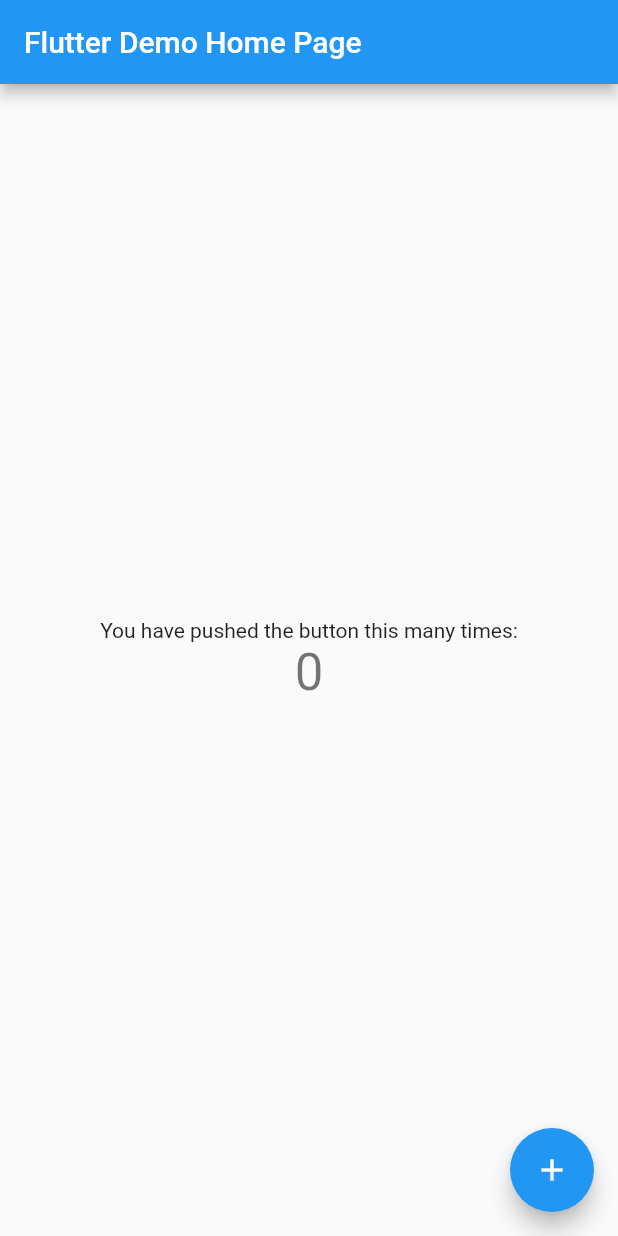
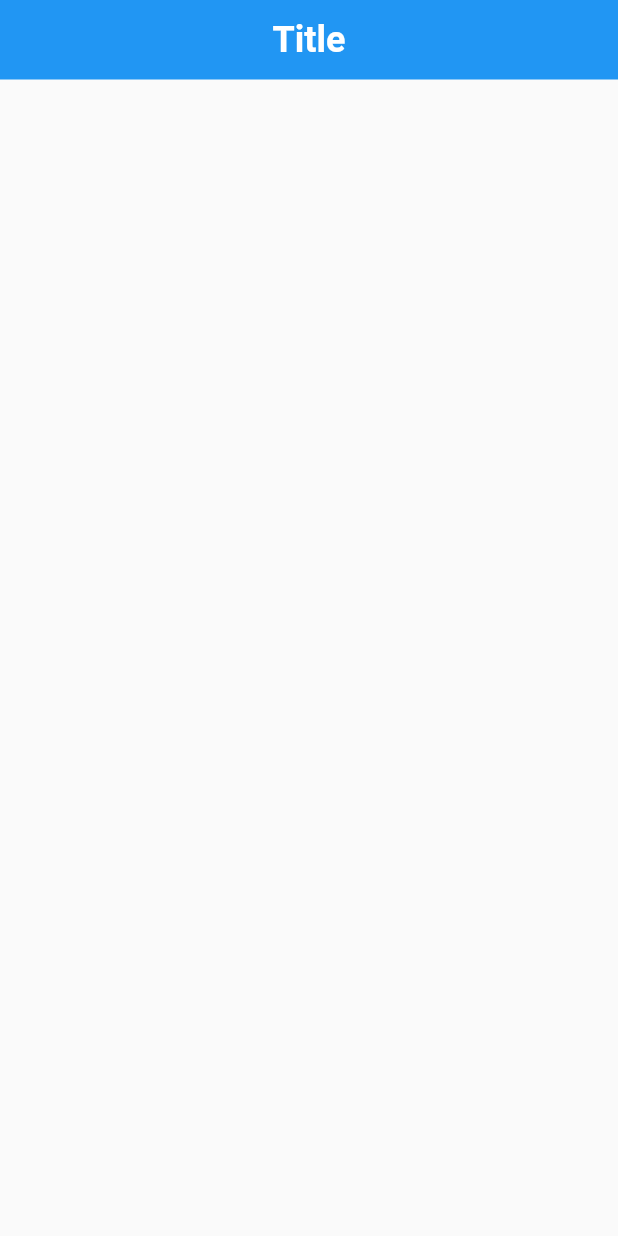
Before and after one commit to gu-tig169-ht21/gusnaumhe, a Flutter app: the screen it shows after launch, on a phone screen of 412 x 824 dp. Run offline on Flutter 3.47's test engine with Material 2 defaults, Android fonts, the phone set to English and light mode, and no system bars.

Commit message:
initial commit

```diff
--- a/lib/main.dart
+++ b/lib/main.dart
@@ -1,115 +1,39 @@
 import 'package:flutter/material.dart';
 
 void main() {
-  runApp(const MyApp());
+  runApp(MyApp());
 }
 
 class MyApp extends StatelessWidget {
-  const MyApp({Key? key}) : super(key: key);
-
-  // This widget is the root of your application.
   @override
   Widget build(BuildContext context) {
-    return MaterialApp(
-      title: 'Flutter Demo',
-      theme: ThemeData(
-        // This is the theme of your application.
-        //
-        // Try running your application with "flutter run". You'll see the
-        // application has a blue toolbar. Then, without quitting the app, try
-        // changing the primarySwatch below to Colors.green and then invoke
-        // "hot reload" (press "r" in the console where you ran "flutter run",
-        // or simply save your changes to "hot reload" in a Flutter IDE).
-        // Notice that the counter didn't reset back to zero; the application
-        // is not restarted.
-        primarySwatch: Colors.blue,
-      ),
-      home: const MyHomePage(title: 'Flutter Demo Home Page'),
+    return MaterialApp (
+      home: MainView(),
+    ); //MaterialApp
+  }
+}
+
+class MainView extends StatelessWidget {
+  @override
+  Widget build(BuildContext context) {
+    return Scaffold(
+      body: Center(
+        child: Column(
+          mainAxisAlignment: MainAxisAlignment.start,
+          crossAxisAlignment: CrossAxisAlignment.start,
+          children: [
+            _appBar(),
+          ],
+        ), //Column
+      ), //Center
+    ); //Scaffold
+  }
+
+  Widget _appBar() {
+    return Container(
+      height: 53,
+      decoration: BoxDecoration(color: Colors.blue),
+      child: Center(child: Text('Title', style: TextStyle(color: Colors.white, fontSize: 24, fontWeight: FontWeight.bold),),)
     );
   }
 }
-
-class MyHomePage extends StatefulWidget {
-  const MyHomePage({Key? key, required this.title}) : super(key: key);
-
-  // This widget is the home page of your application. It is stateful, meaning
-  // that it has a State object (defined below) that contains fields that affect
-  // how it looks.
-
-  // This class is the configuration for the state. It holds the values (in this
-  // case the title) provided by the parent (in this case the App widget) and
-  // used by the build method of the State. Fields in a Widget subclass are
-  // always marked "final".
-
-  final String title;
-
-  @override
-  State<MyHomePage> createState() => _MyHomePageState();
-}
-
-class _MyHomePageState extends State<MyHomePage> {
-  int _counter = 0;
-
-  void _incrementCounter() {
-    setState(() {
-      // This call to setState tells the Flutter framework that something has
-      // changed in this State, which causes it to rerun the build method below
-      // so that the display can reflect the updated values. If we changed
-      // _counter without calling setState(), then the build method would not be
-      // called again, and so nothing would appear to happen.
-      _counter++;
-    });
-  }
-
-  @override
-  Widget build(BuildContext context) {
-    // This method is rerun every time setState is called, for instance as done
-    // by the _incrementCounter method above.
-    //
-    // The Flutter framework has been optimized to make rerunning build methods
-    // fast, so that you can just rebuild anything that needs updating rather
-    // than having to individually change instances of widgets.
-    return Scaffold(
-      appBar: AppBar(
-        // Here we take the value from the MyHomePage object that was created by
-        // the App.build method, and use it to set our appbar title.
-        title: Text(widget.title),
-      ),
-      body: Center(
-        // Center is a layout widget. It takes a single child and positions it
-        // in the middle of the parent.
-        child: Column(
-          // Column is also a layout widget. It takes a list of children and
-          // arranges them vertically. By default, it sizes itself to fit its
-          // children horizontally, and tries to be as tall as its parent.
-          //
-          // Invoke "debug painting" (press "p" in the console, choose the
-          // "Toggle Debug Paint" action from the Flutter Inspector in Android
-          // Studio, or the "Toggle Debug Paint" command in Visual Studio Code)
-          // to see the wireframe for each widget.
-          //
-          // Column has various properties to control how it sizes itself and
-          // how it positions its children. Here we use mainAxisAlignment to
-          // center the children vertically; the main axis here is the vertical
-          // axis because Columns are vertical (the cross axis would be
-          // horizontal).
-          mainAxisAlignment: MainAxisAlignment.center,
-          children: <Widget>[
-            const Text(
-              'You have pushed the button this many times:',
-            ),
-            Text(
-              '$_counter',
-              style: Theme.of(context).textTheme.headline4,
-            ),
-          ],
-        ),
-      ),
-      floatingActionButton: FloatingActionButton(
-        onPressed: _incrementCounter,
-        tooltip: 'Increment',
-        child: const Icon(Icons.add),
-      ), // This trailing comma makes auto-formatting nicer for build methods.
-    );
-  }
-}
```
Also changed, not shown: pubspec.lock.
